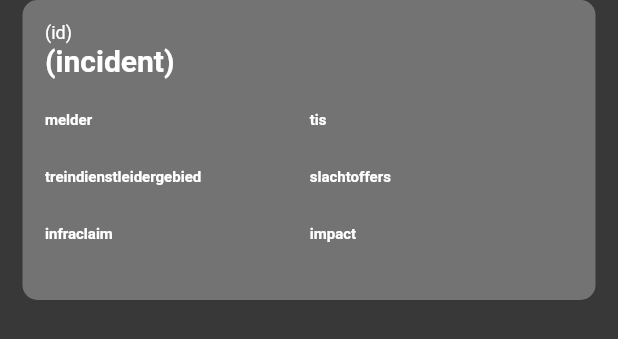
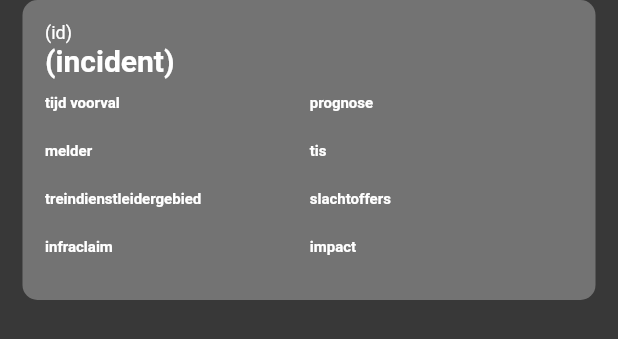
Before and after one commit to huferry/spoorweb_mobile, a Flutter app: the IncidentInfo widget shown alone on an empty page, opened directly, on a phone screen of 412 x 824 dp. Shown: the top 339 px of the screen. Run offline on Flutter 3.47's test engine with Material 2 defaults, Android fonts, the light colour scheme and no system bars; our stand-ins replace cloud_firestore, firebase_core, google_maps_flutter; accounts and stored records are empty.

Commit message:
Added times in info

```diff
--- a/lib/overzicht.dart
+++ b/lib/overzicht.dart
@@ -2,6 +2,7 @@ import 'dart:async';
 import 'package:cloud_firestore/cloud_firestore.dart';
 import 'package:flutter/material.dart';
 import 'package:google_maps_flutter/google_maps_flutter.dart';
+import 'package:intl/intl.dart';
 
 class Overzicht extends StatelessWidget {
   final incidentInfo = IncidentInfo();
@@ -46,6 +47,7 @@ class Overzicht extends StatelessWidget {
   }
 
   Widget buildBase(BuildContext context, List<Map<String, dynamic>> incidents) {
+    incidentInfo._state.incident = incidents.last;
     return Column(
       mainAxisAlignment: MainAxisAlignment.start,
       crossAxisAlignment: CrossAxisAlignment.stretch,
@@ -229,11 +231,12 @@ class IncidentInfoState extends State<IncidentInfo> {
       );
 
   Widget getLeftColumn() => Container(
-        margin: EdgeInsets.only(top: 10),
+        margin: EdgeInsets.only(top: 5),
         child: Column(
           crossAxisAlignment: CrossAxisAlignment.start,
           mainAxisAlignment: MainAxisAlignment.start,
           children: [
+            getLocalTimeField('tijd voorval', incident['datumTijdVoorval']),
             getField('melder', incident['melder']),
             getField(
                 'treindienstleidergebied', incident['treindienstleidergebied']),
@@ -243,11 +246,12 @@ class IncidentInfoState extends State<IncidentInfo> {
       );
 
   Widget getRighColumn() => Container(
-        margin: EdgeInsets.only(top: 10),
+        margin: EdgeInsets.only(top: 5),
         child: Column(
           crossAxisAlignment: CrossAxisAlignment.start,
           mainAxisAlignment: MainAxisAlignment.start,
           children: [
+            getLocalTimeField('prognose', incident['prognose']),
             getField('tis', incident['tis']),
             getField('slachtoffers', incident['slachtofers']),
             getField('impact', incident['impact'])
@@ -260,8 +264,14 @@ class IncidentInfoState extends State<IncidentInfo> {
 
   final valueStyle = TextStyle(color: Color(0xFFCECECE), fontSize: 12);
 
+  Widget getLocalTimeField(String name, String? value) {
+    if (value == null) return getField(name, '');
+    final format = DateFormat('kk:mm');
+    return getField(name, format.format(DateTime.parse(value).toLocal()));
+  }
+
   Widget getField(String name, String? value) => Container(
-        margin: EdgeInsets.only(top: 12),
+        margin: EdgeInsets.only(top: 6),
         child: Column(
           crossAxisAlignment: CrossAxisAlignment.start,
           mainAxisAlignment: MainAxisAlignment.start,
--- a/pubspec.yaml
+++ b/pubspec.yaml
@@ -13,6 +13,7 @@ dependencies:
   google_maps_flutter: ^2.0.3
   firebase_core: ^1.6.0
   cloud_firestore: ^2.5.1
+  intl: ^0.17.0
 
 dev_dependencies:
   flutter_test:
```
Also changed, not shown: pubspec.lock.
